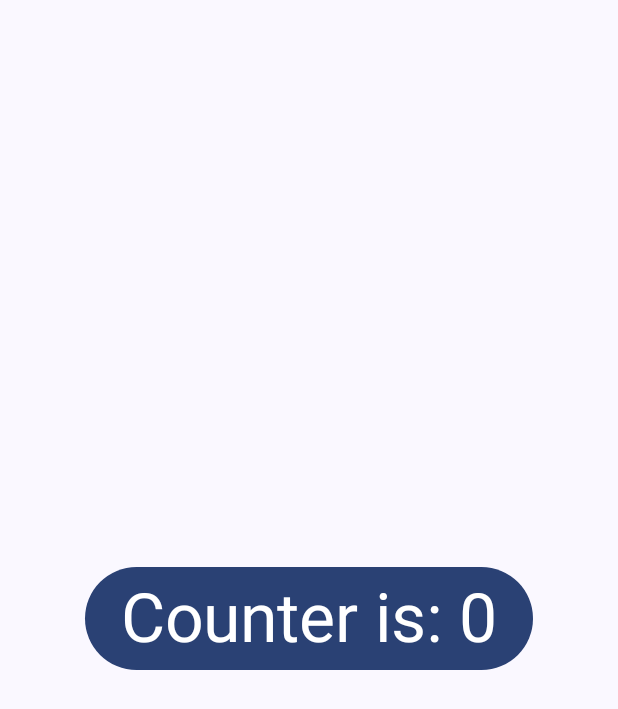
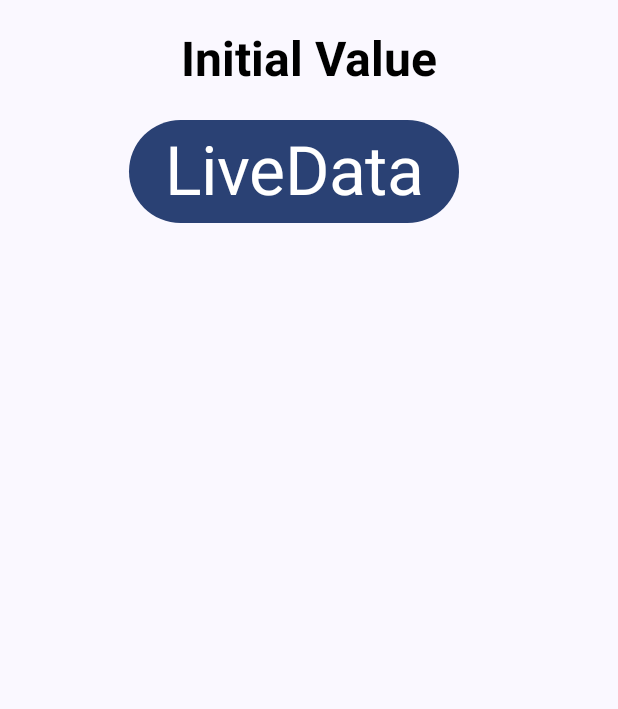
Before and after one commit to gyotro/testKotlinFlowInAndroid, an Android app built with Jetpack Compose: the screen it shows after launch (MainActivity), on a phone screen of 412 x 824 dp. Shown: the top 709 px of the screen. Run offline under Robolectric (Android 15) with nearby library versions, the phone set to English and light mode, and no system bars; our stand-ins replace livedata-compose.

Commit message:
exercise with LiveData

```diff
--- a/app/src/main/java/com/example/flowapp/FlowViewModel.kt
+++ b/app/src/main/java/com/example/flowapp/FlowViewModel.kt
@@ -1,5 +1,7 @@
 package com.example.flowapp
 
+import androidx.lifecycle.LiveData
+import androidx.lifecycle.MutableLiveData
 import androidx.lifecycle.ViewModel
 import androidx.lifecycle.viewModelScope
 import androidx.lifecycle.viewmodel.compose.viewModel
@@ -51,4 +53,12 @@ class FlowViewModel: ViewModel() {
             emit(currentValue)
         }
     }
+
+    // Test with LiveData
+    private val _liveData = MutableLiveData("Initial Value")
+    val liveData: LiveData<String> = _liveData
+
+    fun changeLiveData() {
+        _liveData.value = "Live Data Modified!!"
+    }
 }
--- a/app/src/main/java/com/example/flowapp/MainActivity.kt
+++ b/app/src/main/java/com/example/flowapp/MainActivity.kt
@@ -2,20 +2,17 @@ package com.example.flowapp
 
 import android.annotation.SuppressLint
 import android.os.Bundle
+import android.text.Layout
 import android.util.Log
 import androidx.activity.ComponentActivity
 import androidx.activity.compose.setContent
 import androidx.activity.viewModels
-import androidx.compose.foundation.layout.Box
-import androidx.compose.foundation.layout.fillMaxSize
-import androidx.compose.foundation.layout.size
+import androidx.compose.foundation.layout.*
 import androidx.compose.material3.*
+import androidx.compose.runtime.*
 //import androidx.compose.material.MaterialTheme
 //import androidx.compose.material.Surface
-import androidx.compose.runtime.Composable
-import androidx.compose.runtime.MutableState
-import androidx.compose.runtime.State
-import androidx.compose.runtime.collectAsState
+import androidx.compose.runtime.livedata.observeAsState
 import androidx.compose.ui.Alignment
 import androidx.compose.ui.Modifier
 import androidx.compose.ui.graphics.Color
@@ -25,6 +22,7 @@ import androidx.compose.ui.text.font.FontWeight
 import androidx.compose.ui.tooling.preview.Preview
 import androidx.compose.ui.unit.TextUnit
 import androidx.compose.ui.unit.dp
+import androidx.lifecycle.MutableLiveData
 import androidx.lifecycle.ViewModel
 import com.example.flowapp.ui.theme.FlowAppTheme
 import kotlinx.coroutines.flow.*
@@ -48,23 +46,29 @@ class MainActivity : ComponentActivity() {
                     .collectAsState(viewModel.startingValue)
                 // settiamo il valore dello stateFlow, se non inseriamo collectaAsState il valore non incrementa
                 val count = viewModel.stateFlow.collectAsState(0)
+
+                // il live Data va osservato
+                val liveData by viewModel.liveData.observeAsState()
+
                 // A surface container using the 'background' color from the theme
                 Surface(modifier = Modifier.fillMaxSize(), color = MaterialTheme.colorScheme.background) {
-                    Box(modifier = Modifier.fillMaxSize()) {
-                        /*Text(
-                            text = currentValue.value.toString(),
-                            style = MaterialTheme.typography.titleMedium,
+                    Column(modifier = Modifier.fillMaxSize()) {
+                        Text(
+                            text = ( liveData ?: "null" ),
+                            style = MaterialTheme.typography.headlineLarge,
                             fontWeight = FontWeight.Bold,
                             color = Color.Black,
                             modifier = Modifier
-                                .size(40.dp)
-                                .align(Alignment.Center)
-                        )*/
-                        Button(onClick = { viewModel.incrementStateFlow() },
-                            modifier = Modifier
-                                .align(Alignment.Center))
+          //                      .size(170.dp)
+                                .padding(20.dp)
+                                .align(Alignment.CenterHorizontally)
+                        )
+                        Button(onClick = { viewModel.changeLiveData() },
+                            modifier = Modifier.align(Alignment.CenterHorizontally)
+                                .padding(end = 20.dp)
+                            )
                             {
-                                Text(text = "Counter is: " + count.value.toString(),
+                                Text(text = "LiveData",
                                     style = MaterialTheme.typography.displayMedium
                                 )
                             }
```
